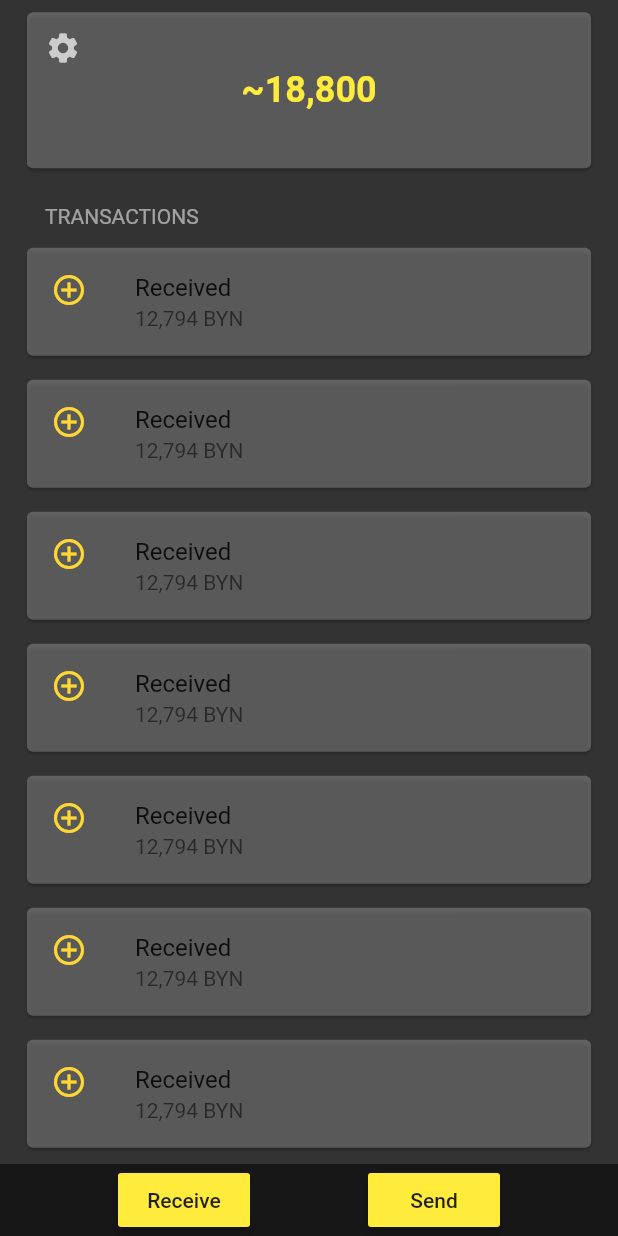
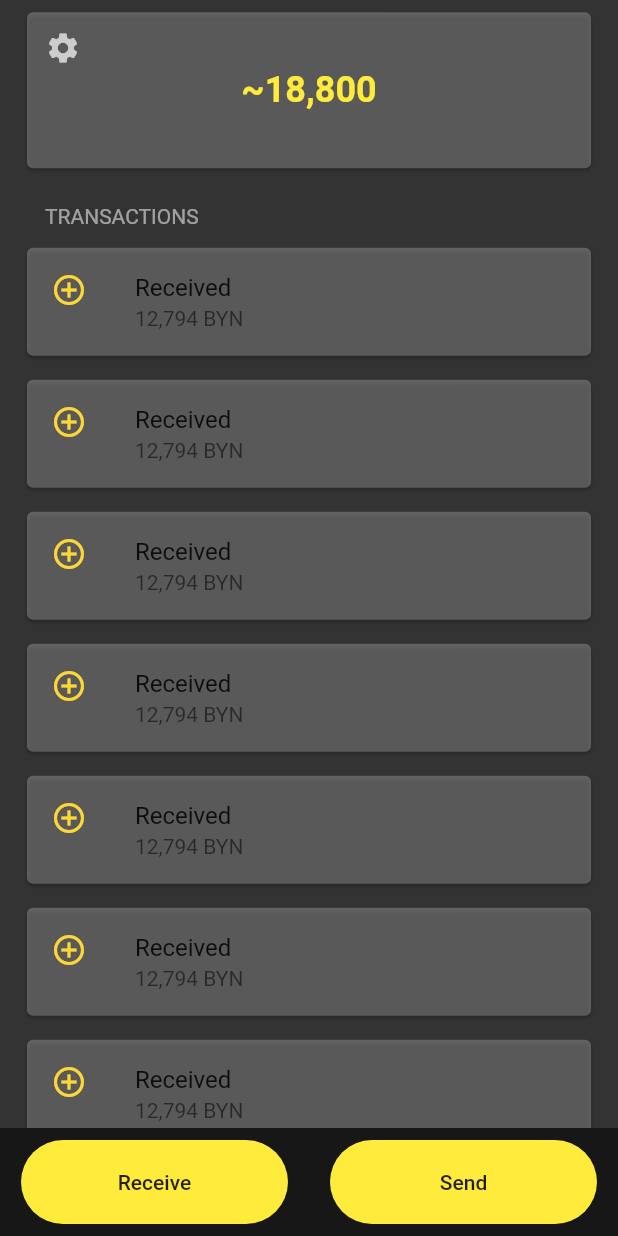
Before and after one commit to artnest/walletery, a Flutter app: the screen it shows after launch, on a phone screen of 412 x 824 dp. Run offline on Flutter 3.47's test engine with Material 2 defaults, Android fonts, the phone set to English and light mode, and no system bars.

Commit message:
Update bottom action buttons

```diff
--- a/lib/main.dart
+++ b/lib/main.dart
@@ -34,7 +34,17 @@ class _HomePageState extends State<HomePage> {
             BalanceCard('~18,800'),
             TransactionsTitle(),
             Expanded(
-              child: ListView(
+              child: _buildListView(),
+            ),
+            Actions(),
+          ],
+        ),
+      ),
+    );
+  }
+
+  ListView _buildListView() {
+    return ListView(
       padding: EdgeInsets.fromLTRB(0, 5, 0, 15),
       children: <Widget>[
         TransactionCard('12,794 BYN'),
@@ -48,12 +58,6 @@ class _HomePageState extends State<HomePage> {
         TransactionCard('12,794 BYN'),
         TransactionCard('12,794 BYN'),
       ],
-              ),
-            ),
-            Actions(),
-          ],
-        ),
-      ),
     );
   }
 }
@@ -154,10 +158,9 @@ class Actions extends StatelessWidget {
     return Container(
       color: Colors.black54,
       child: Row(
-        mainAxisAlignment: MainAxisAlignment.spaceEvenly,
         children: <Widget>[
-          ActionButton('Receive'),
-          ActionButton('Send'),
+          Expanded(child: ActionButton('Receive')),
+          Expanded(child: ActionButton('Send')),
         ],
       ),
     );
@@ -171,12 +174,22 @@ class ActionButton extends StatelessWidget {
 
   @override
   Widget build(BuildContext context) {
-    return RaisedButton(
+    return Container(
+      decoration: BoxDecoration(
+        borderRadius: BorderRadius.circular(100),
+        // shadows
+      ),
+      height: 56,
+      margin: EdgeInsets.fromLTRB(14, 8, 14, 8),
+      child: FlatButton(
+        shape: RoundedRectangleBorder(borderRadius: BorderRadius.circular(100)),
         color: Colors.yellow,
-      child: Text(action),
+        child: Text(action, maxLines: 1),
+        splashColor: Colors.transparent,
         onPressed: () {
           // TODO
         },
+      ),
     );
   }
 }
```
Lines whose indentation alone changed are shown as unchanged.
